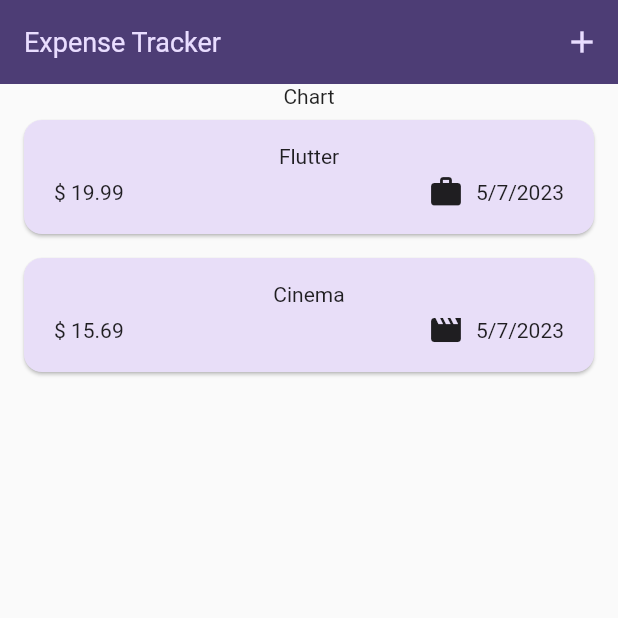
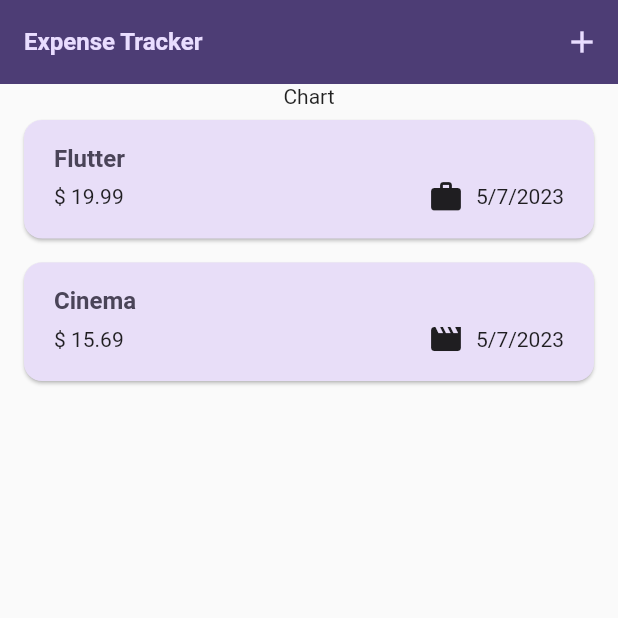
Before and after one commit to zawmorntwan/expense_tracker, a Flutter app: the screen it shows after launch, on a phone screen of 412 x 824 dp, the top half of it. Run offline on Flutter 3.47's test engine with Material 2 defaults, Android fonts, the phone set to English and light mode, and no system bars.

Commit message:
Update some theme

```diff
--- a/lib/main.dart
+++ b/lib/main.dart
@@ -37,9 +37,9 @@ void main() {
         ),
         textTheme: ThemeData().textTheme.copyWith(
               titleLarge: TextStyle(
-                fontWeight: FontWeight.normal,
+                fontWeight: FontWeight.w700,
                 color: kColorScheme.onSecondaryContainer,
-                fontSize: 18,
+                fontSize: 16,
               ),
             ),
       ),
--- a/lib/widgets/expenses_list/expense_item.dart
+++ b/lib/widgets/expenses_list/expense_item.dart
@@ -16,8 +16,12 @@ class ExpenseItem extends StatelessWidget {
           vertical: 16,
         ),
         child: Column(
+          crossAxisAlignment: CrossAxisAlignment.start,
           children: [
-            Text(expense.title),
+            Text(
+              expense.title,
+              style: Theme.of(context).textTheme.titleLarge,
+            ),
             const SizedBox(height: 4),
             Row(
               children: [
--- a/lib/widgets/expenses_list/expenses_list.dart
+++ b/lib/widgets/expenses_list/expenses_list.dart
@@ -19,6 +19,15 @@ class ExpensesList extends StatelessWidget {
       itemCount: expenses.length,
       itemBuilder: (ctx, index) => Dismissible(
         key: ValueKey(expenses[index]),
+        background: Center(
+          child: Text(
+            'This card will be delete.',
+            style: Theme.of(context)
+                .textTheme
+                .bodyMedium!
+                .copyWith(color: Theme.of(context).colorScheme.error),
+          ),
+        ),
         onDismissed: (direction) {
           onRemoveExpense(expenses[index]);
         },
```
